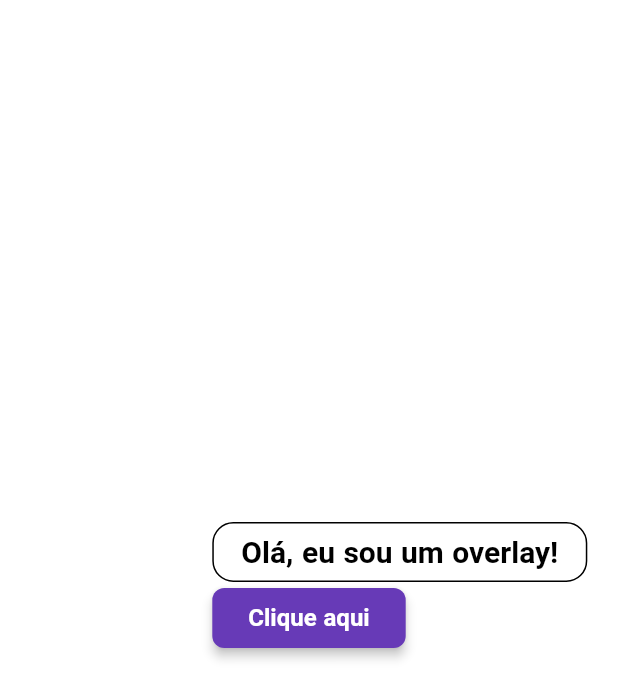
After one commit to fcraveiro/aulas_betha, a Flutter app: the OverlayTest screen opened directly, after a tap on "Clique aqui", on a phone screen of 412 x 824 dp. The commit adds this screen. Shown: the top 699 px of the screen. Run offline on Flutter 3.47's test engine with Material 3 defaults, Android fonts, the phone set to English and light mode, and no system bars; our stand-ins replace dio, google_fonts, lottie.

Commit message:
OverlayPortal

```diff
--- a/lib/pages/acuracy_kenny/acuracy.dart
+++ b/lib/pages/fernando/acuracy/acuracy.dart
@@ -1,4 +1,4 @@
-import 'package:aulas_betha/pages/acuracy_kenny/acurary_final.dart';
+import 'package:aulas_betha/pages/fernando/acuracy/acurary_final.dart';
 import 'package:flutter/material.dart';
 
 class Acuracy extends StatefulWidget {
--- a/lib/pages/cards/card_one/card_one.dart
+++ b/lib/pages/fernando/cards/card_one/card_one.dart
@@ -1,4 +1,4 @@
-import 'package:aulas_betha/pages/cards/card_one/card_widget.dart';
+import 'package:aulas_betha/pages/fernando/cards/card_one/card_widget.dart';
 import 'package:flutter/material.dart';
 
 class CardOne extends StatefulWidget {
--- /dev/null
+++ b/lib/pages/fernando/overlay/overlay.dart
@@ -0,0 +1,76 @@
+import 'dart:developer';
+
+import 'package:flutter/material.dart';
+
+class OverlayTest extends StatefulWidget {
+  const OverlayTest({super.key});
+
+  @override
+  State<OverlayTest> createState() => _OverlayTestState();
+}
+
+var _overlayController = OverlayPortalController();
+final GlobalKey _elevatedKey = GlobalKey();
+double positionedWidth = 0.0;
+double positionedHeight = 0.0;
+
+class _OverlayTestState extends State<OverlayTest> {
+  @override
+  Widget build(BuildContext context) {
+    return Scaffold(
+        body: Center(
+      child: SizedBox(
+        width: double.infinity,
+        height: double.infinity,
+        child: Column(
+          mainAxisAlignment: MainAxisAlignment.center,
+          children: [
+            ElevatedButton(
+              key: _elevatedKey,
+              onPressed: () {
+                WidgetsBinding.instance.addPostFrameCallback((_) {
+                  var position = getPosition();
+                  log('Posição do container: (${position.dx}, ${position.dy})');
+                  positionedHeight = position.dy;
+                  positionedWidth = position.dx;
+                  _overlayController.toggle();
+                });
+              },
+              child: OverlayPortal(
+                controller: _overlayController,
+                overlayChildBuilder: (BuildContext context) {
+                  return Positioned(
+                    top: positionedHeight - 40,
+                    left: positionedWidth, // - 70,
+                    child: Container(
+                      width: 250,
+                      height: 40,
+                      decoration: BoxDecoration(
+                        color: Colors.white,
+                        borderRadius: BorderRadius.circular(14),
+                        border: Border.all(color: Colors.black, width: 1),
+                      ),
+                      child: const Center(
+                        child: Text('Olá, eu sou um overlay!',
+                            style:
+                                TextStyle(fontSize: 20, color: Colors.black)),
+                      ),
+                    ),
+                  );
+                },
+                child: const Text('Clique aqui'),
+              ),
+            ),
+          ],
+        ),
+      ),
+    ));
+  }
+
+  getPosition() {
+    final RenderBox renderBox =
+        _elevatedKey.currentContext!.findRenderObject() as RenderBox;
+    final position = renderBox.localToGlobal(Offset.zero);
+    return position;
+  }
+}
```
Also changed, not shown: lib/menu.dart (+25 -14 lines), lib/pages/fernando/menu_fernando/menu_fernando.dart (added, +70 -0 lines), lib/pages/fernando/acuracy/acurary_final.dart (renamed from lib/pages/acuracy_kenny/acurary_final.dart), lib/pages/fernando/cards/card_one/card_widget.dart (renamed from lib/pages/cards/card_one/card_widget.dart), lib/pages/fernando/cards/card_two/card_two.dart (renamed from lib/pages/cards/card_two/card_two.dart).
